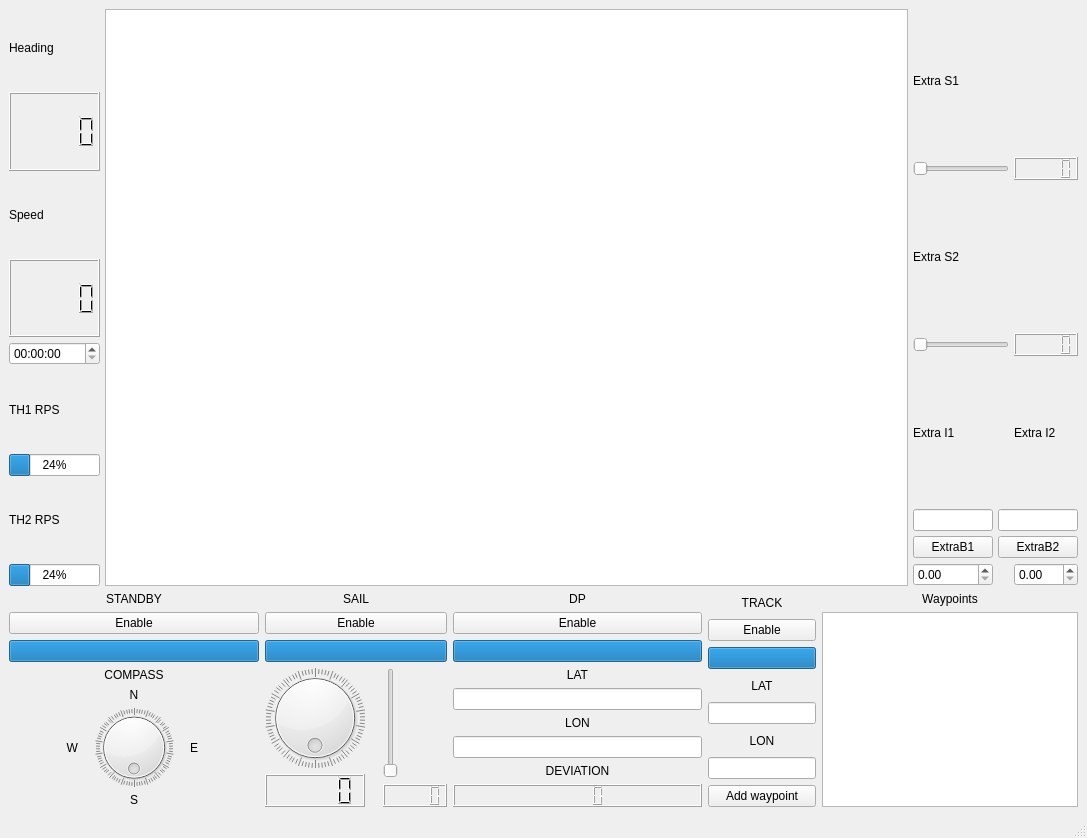
Above: EngineeringGUi/EngineeringDashboard.ui from Androse06/Mekatronikk3 before the change. Below: the same form after it.
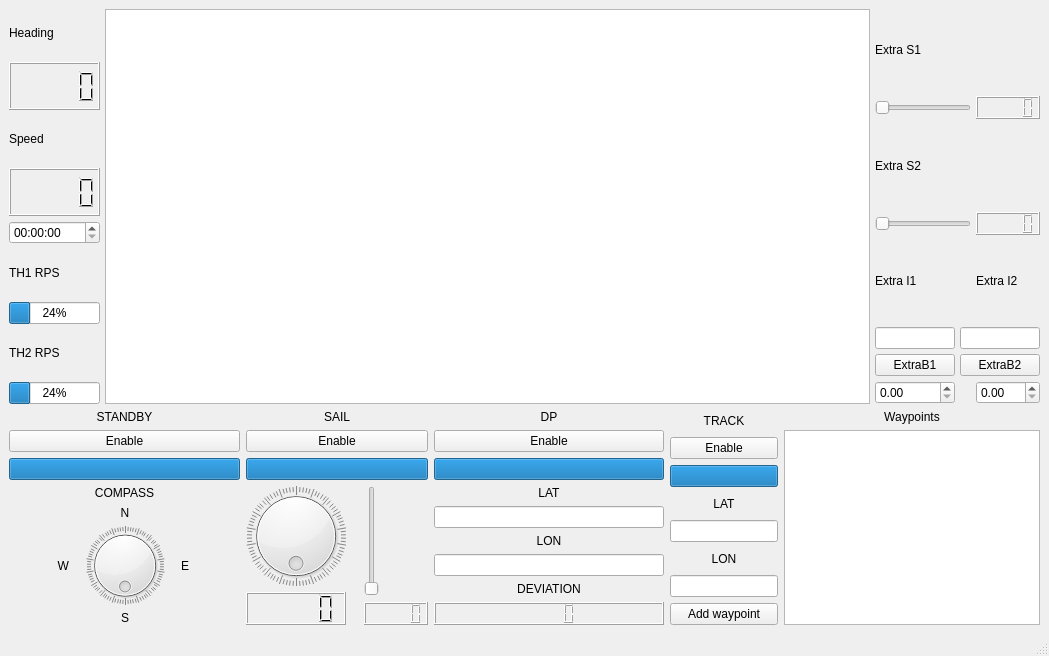
That is the form after the change.

```diff
--- a/EngineeringGUi/EngineeringDashboard.ui
+++ b/EngineeringGUi/EngineeringDashboard.ui
@@ -6,8 +6,8 @@
    <rect>
     <x>0</x>
     <y>0</y>
-    <width>1087</width>
-    <height>838</height>
+    <width>1049</width>
+    <height>656</height>
    </rect>
   </property>
   <property name="windowTitle">
```
Left out of the diff: 2 changed lines with no effect on the pictures.
